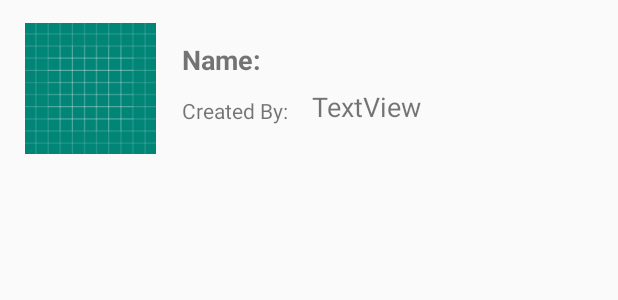
After one commit to pal94/trip-planner, an Android app: the layout trip_list_item.xml on its own in the app's theme, with its tools: preview values and no code run, on a phone screen of 412 x 824 dp. The commit adds this screen. Shown: the top 300 px of the screen. Run offline under Robolectric (Android 15) with nearby library versions, the light colour scheme and no system bars.

Commit message:
added list for trips

```diff
--- /dev/null
+++ b/app/src/main/res/layout/trip_list_item.xml
@@ -0,0 +1,56 @@
+<?xml version="1.0" encoding="utf-8"?>
+<androidx.constraintlayout.widget.ConstraintLayout xmlns:android="http://schemas.android.com/apk/res/android"
+    xmlns:app="http://schemas.android.com/apk/res-auto"
+    xmlns:tools="http://schemas.android.com/tools"
+    android:layout_width="match_parent"
+    android:layout_height="wrap_content"
+    android:padding="15dp">
+
+    <ImageView
+        android:id="@+id/listCoverImage"
+        android:layout_width="90dp"
+        android:layout_height="87dp"
+        app:layout_constraintEnd_toEndOf="parent"
+        app:layout_constraintHorizontal_bias="0.0"
+        app:layout_constraintStart_toStartOf="parent"
+        app:layout_constraintTop_toTopOf="parent"
+        tools:srcCompat="@drawable/ic_launcher_background" />
+
+    <TextView
+        android:id="@+id/listTitle"
+        android:layout_width="wrap_content"
+        android:layout_height="wrap_content"
+        android:layout_marginTop="12dp"
+        android:text="@string/fullname"
+        android:textSize="18sp"
+        android:textStyle="bold"
+        app:layout_constraintEnd_toEndOf="parent"
+        app:layout_constraintHorizontal_bias="0.067"
+        app:layout_constraintStart_toEndOf="@+id/listCoverImage"
+        app:layout_constraintTop_toTopOf="parent" />
+
+    <TextView
+        android:id="@+id/listCreatedBy"
+        android:layout_width="wrap_content"
+        android:layout_height="wrap_content"
+        android:layout_marginTop="12dp"
+        android:text="@string/createdBy"
+        android:textSize="14sp"
+        app:layout_constraintEnd_toEndOf="parent"
+        app:layout_constraintHorizontal_bias="0.0"
+        app:layout_constraintStart_toStartOf="@+id/listTitle"
+        app:layout_constraintTop_toBottomOf="@+id/listTitle" />
+
+    <TextView
+        android:id="@+id/textViewCreator"
+        android:layout_width="wrap_content"
+        android:layout_height="wrap_content"
+        android:layout_marginStart="16dp"
+        android:text="TextView"
+        android:textSize="18sp"
+        app:layout_constraintBottom_toBottomOf="@+id/listCreatedBy"
+        app:layout_constraintStart_toEndOf="@+id/listCreatedBy"
+        app:layout_constraintTop_toTopOf="@+id/listCreatedBy"
+        app:layout_constraintVertical_bias="1.0" />
+
+</androidx.constraintlayout.widget.ConstraintLayout>
--- a/app/src/main/res/values/strings.xml
+++ b/app/src/main/res/values/strings.xml
@@ -26,4 +26,5 @@
     <string name="email">Email:</string>
     <string name="send">Send</string>
     <string name="chatbox">Enter message</string>
+    <string name="createdBy">Created By:</string>
 </resources>
```
Also changed, not shown: app/src/main/java/com/example/tripplanner/Dashboard.java (+4 -4 lines), app/src/main/java/com/example/tripplanner/FindTrips.java (+44 -39 lines), app/src/main/java/com/example/tripplanner/MyTripAdapter.java (+16 -14 lines), app/src/main/java/com/example/tripplanner/MyTrips.java (+30 -134 lines), app/src/main/java/com/example/tripplanner/Trips.java (+4 -3 lines), app/src/main/res/layout/activity_find_trips.xml (+4 -3 lines), app/src/main/res/layout/activity_my_trips.xml (+6 -25 lines), app/src/main/res/layout/find_trip_details.xml (deleted, +0 -28 lines).
